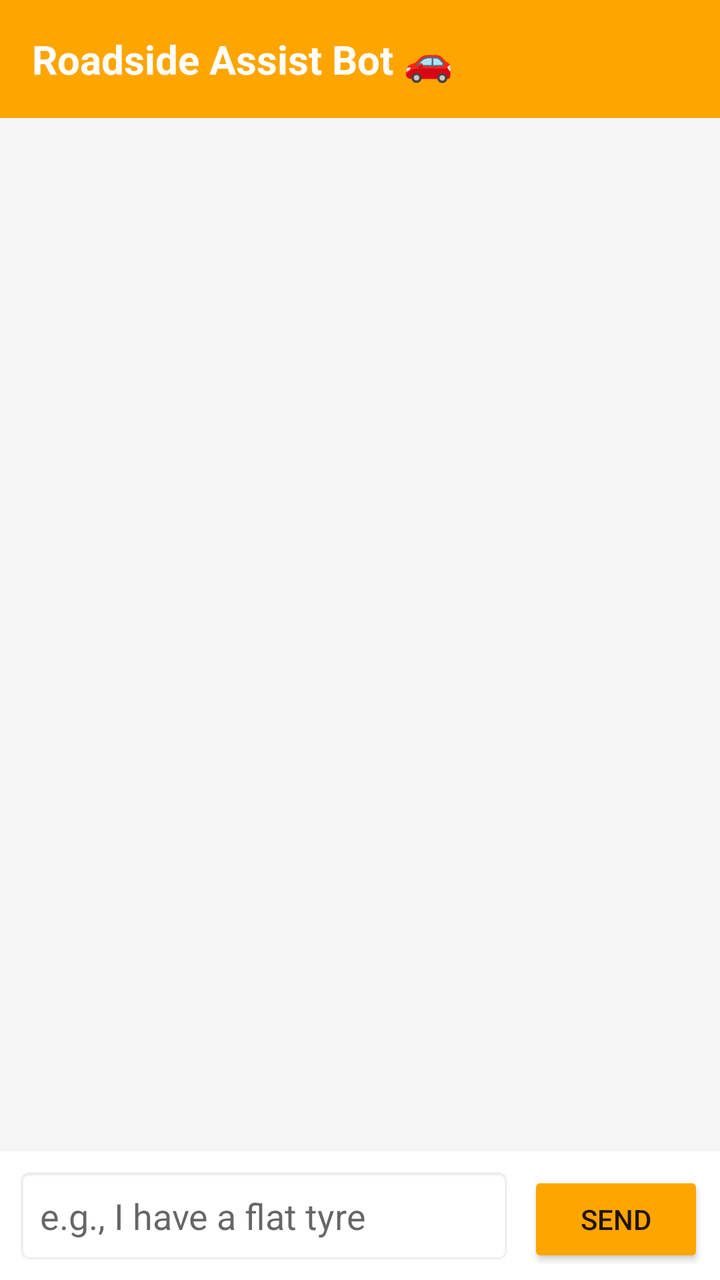
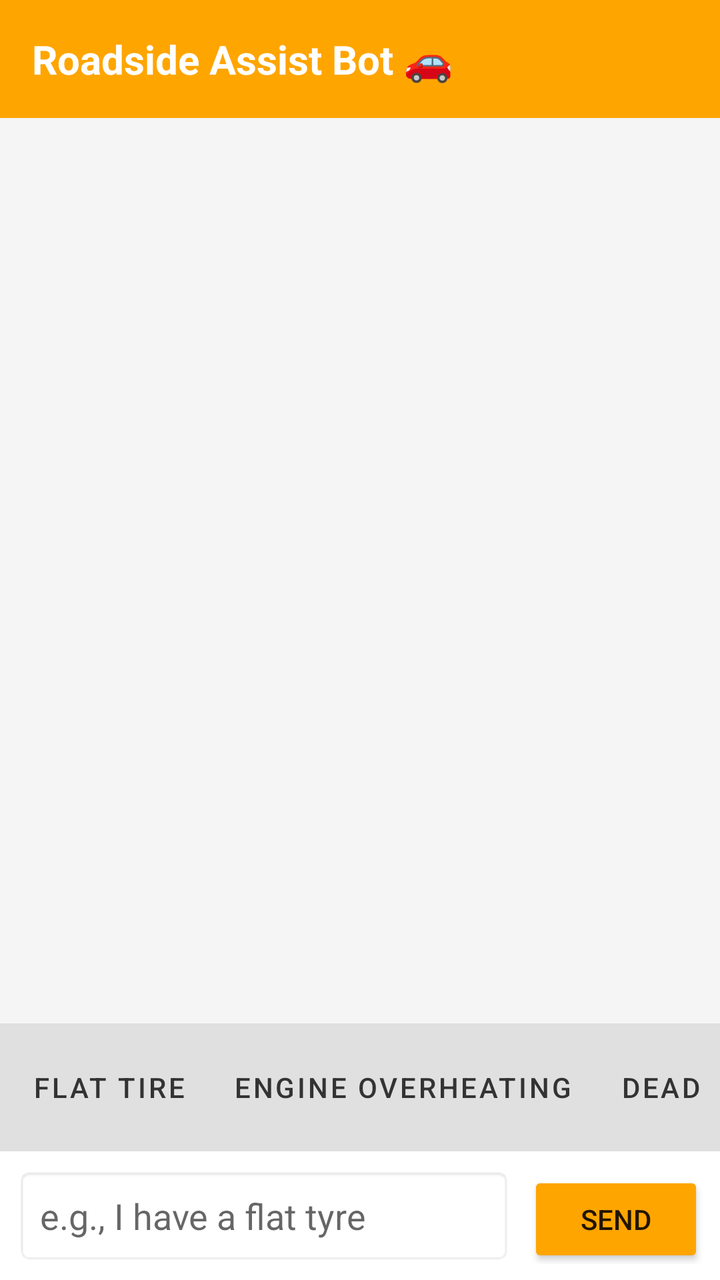

The first picture is an Android layout as it rendered before a commit; the second is the same layout after the commit. The layout source and the unified diff follow.
<!-- AndroidManifest.xml: application theme Theme.RoadsideAssist -->
<!-- res/layout/activity_chat.xml -->
<?xml version="1.0" encoding="utf-8"?>
<androidx.constraintlayout.widget.ConstraintLayout
    xmlns:android="http://schemas.android.com/apk/res/android"
    xmlns:app="http://schemas.android.com/apk/res-auto"
    android:layout_width="match_parent"
    android:layout_height="match_parent"
    android:background="#F5F5F5">

    <TextView
        android:id="@+id/tvHeader"
        android:layout_width="match_parent"
        android:layout_height="wrap_content"
        android:text="Roadside Assist Bot 🚗"
        android:textAlignment="center"
        android:textSize="20sp"
        android:textStyle="bold"
        android:padding="16dp"
        android:background="#FFA500"
        android:textColor="#FFFFFF"
        app:layout_constraintTop_toTopOf="parent"/>

    <ScrollView
        android:id="@+id/chatScrollView"
        android:layout_width="match_parent"
        android:layout_height="0dp"
        app:layout_constraintTop_toBottomOf="@id/tvHeader"
        app:layout_constraintBottom_toTopOf="@id/inputArea">

        <LinearLayout
            android:id="@+id/chatContainer"
            android:layout_width="match_parent"
            android:layout_height="wrap_content"
            android:orientation="vertical"
            android:padding="16dp"/>
    </ScrollView>

    <LinearLayout
        android:id="@+id/inputArea"
        android:layout_width="match_parent"
        android:layout_height="wrap_content"
        android:orientation="horizontal"
        android:padding="8dp"
        android:background="#FFFFFF"
        app:layout_constraintBottom_toBottomOf="parent">

        <EditText
            android:id="@+id/edtMessage"
            android:layout_width="0dp"
            android:layout_height="wrap_content"
            android:layout_weight="1"
            android:hint="e.g., I have a flat tyre"
            android:background="@android:drawable/editbox_background"
            android:padding="12dp"/>

        <Button
            android:id="@+id/btnSend"
            android:layout_width="wrap_content"
            android:layout_height="wrap_content"
            android:text="Send"
            android:backgroundTint="#FFA500"
            android:layout_marginStart="8dp"/>
    </LinearLayout>
</androidx.constraintlayout.widget.ConstraintLayout>
<!-- resources referenced by this layout -->
<resources>
  <style name="Theme.RoadsideAssist" parent="Theme.MaterialComponents.DayNight.DarkActionBar">
          
          <item name="colorPrimary">@color/purple_500</item>
          <item name="colorPrimaryVariant">@color/purple_700</item>
          <item name="colorOnPrimary">@color/white</item>
          
          <item name="colorSecondary">@color/teal_200</item>
          <item name="colorSecondaryVariant">@color/teal_700</item>
          <item name="colorOnSecondary">@color/black</item>
          
          <item name="android:statusBarColor">?attr/colorPrimaryVariant</item>
          
      </style>
  <color name="purple_500">#FF6200EE</color>
  <color name="purple_700">#FF3700B3</color>
  <color name="white">#FFFFFFFF</color>
  <color name="teal_200">#FF03DAC5</color>
  <color name="teal_700">#FF018786</color>
  <color name="black">#FF000000</color>
</resources>

<!-- the commit's change to res/layout/activity_chat.xml (unified diff, before → after) -->
@@ -24,7 +24,7 @@
         android:layout_width="match_parent"
         android:layout_height="0dp"
         app:layout_constraintTop_toBottomOf="@id/tvHeader"
-        app:layout_constraintBottom_toTopOf="@id/inputArea">
+        app:layout_constraintBottom_toTopOf="@id/quickActionScroll">
 
         <LinearLayout
             android:id="@+id/chatContainer"
@@ -33,6 +33,61 @@
             android:orientation="vertical"
             android:padding="16dp"/>
     </ScrollView>
+
+    <HorizontalScrollView
+        android:id="@+id/quickActionScroll"
+        android:layout_width="match_parent"
+        android:layout_height="wrap_content"
+        android:scrollbars="none"
+        android:padding="8dp"
+        android:background="#E0E0E0"
+        app:layout_constraintBottom_toTopOf="@id/inputArea">
+
+        <LinearLayout
+            android:layout_width="wrap_content"
+            android:layout_height="wrap_content"
+            android:orientation="horizontal">
+
+            <Button
+                android:id="@+id/btnFlatTire"
+                android:layout_width="wrap_content"
+                android:layout_height="wrap_content"
+                android:text="Flat Tire"
+                android:layout_marginEnd="8dp"
+                android:textColor="#333333"
+                android:backgroundTint="#FFFFFF"
+                style="?android:attr/buttonBarButtonStyle" />
+
+            <Button
+                android:id="@+id/btnOverheat"
+                android:layout_width="wrap_content"
+                android:layout_height="wrap_content"
+                android:text="Engine Overheating"
+                android:layout_marginEnd="8dp"
+                android:textColor="#333333"
+                android:backgroundTint="#FFFFFF"
+                style="?android:attr/buttonBarButtonStyle" />
+
+            <Button
+                android:id="@+id/btnBattery"
+                android:layout_width="wrap_content"
+                android:layout_height="wrap_content"
+                android:text="Dead Battery"
+                android:layout_marginEnd="8dp"
+                android:textColor="#333333"
+                android:backgroundTint="#FFFFFF"
+                style="?android:attr/buttonBarButtonStyle" />
+
+            <Button
+                android:id="@+id/btnNoise"
+                android:layout_width="wrap_content"
+                android:layout_height="wrap_content"
+                android:text="Strange Noise"
+                android:textColor="#333333"
+                android:backgroundTint="#FFFFFF"
+                style="?android:attr/buttonBarButtonStyle" />
+        </LinearLayout>
+    </HorizontalScrollView>
 
     <LinearLayout
         android:id="@+id/inputArea"
